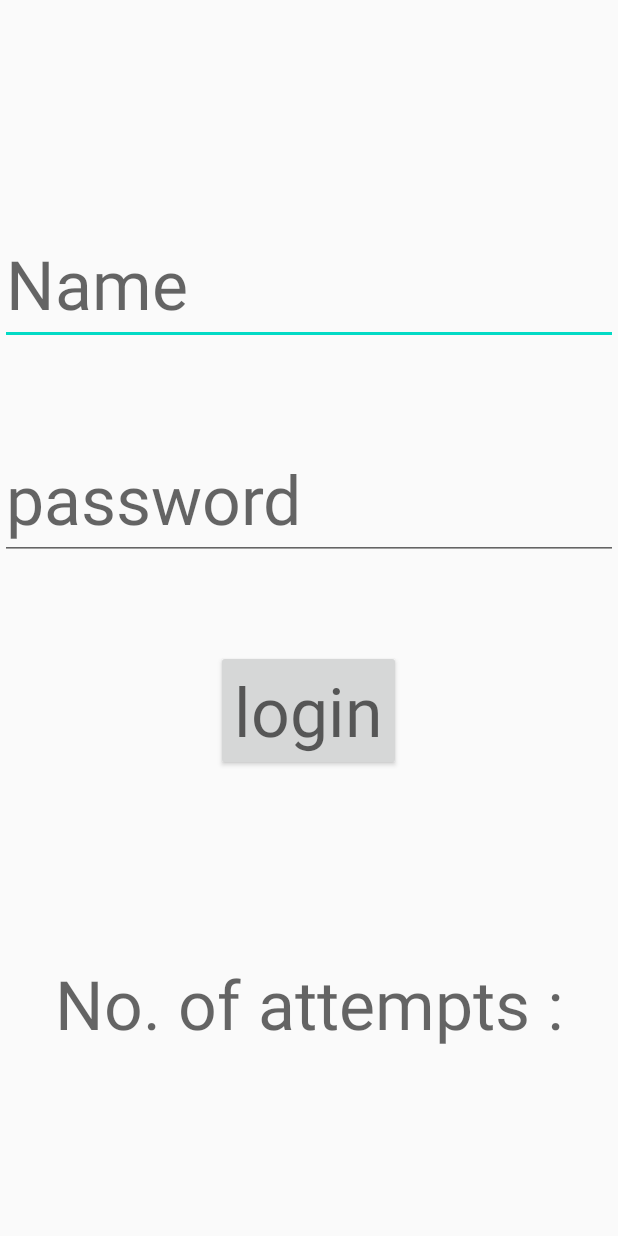
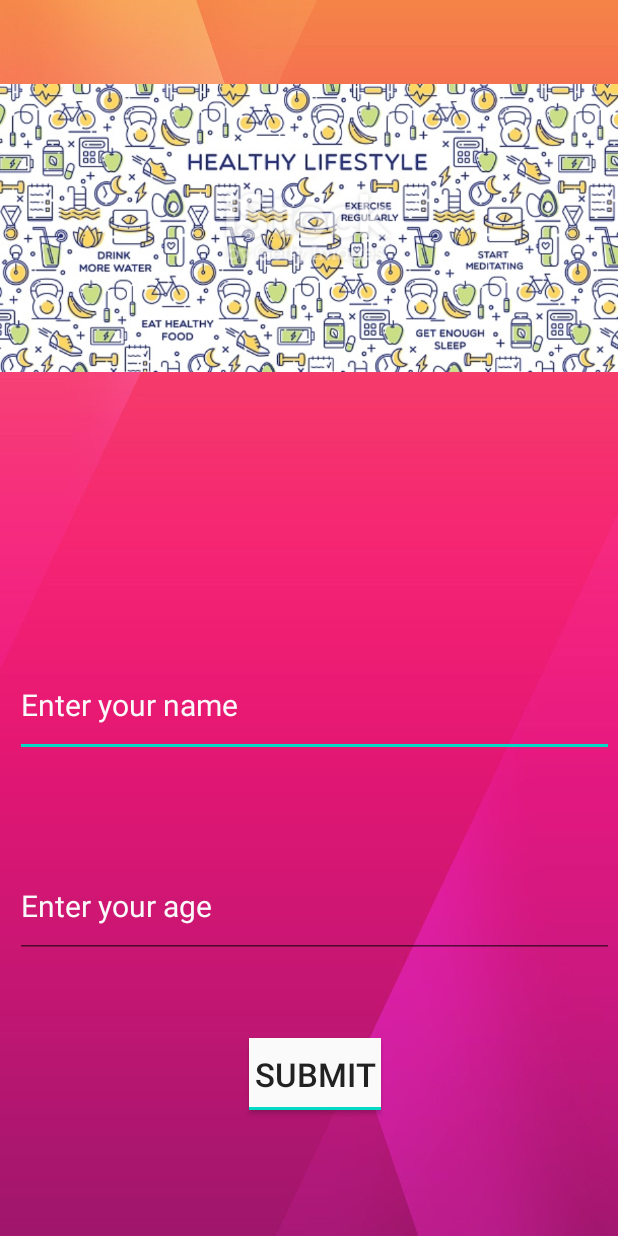
Before and after one commit to Asmita33/PIXIES_PROJECT, an Android app: the layout activity_main.xml on its own in the app's theme, with its tools: preview values and no code run, on a phone screen of 412 x 824 dp. Run offline under Robolectric (Android 15) with nearby library versions, the phone set to English and light mode, and no system bars.

Commit message:
hello_world_removed

```diff
--- a/app/src/main/java/com/example/pixies_project/MainActivity.java
+++ b/app/src/main/java/com/example/pixies_project/MainActivity.java
@@ -2,17 +2,21 @@ package com.example.pixies_project;
 
 import androidx.appcompat.app.AppCompatActivity;
 
+import android.content.Context;
 import android.content.Intent;
 import android.os.Bundle;
+import android.view.View;
 import android.widget.Button;
 import android.widget.EditText;
 import android.widget.TextView;
+import android.widget.Toast;
+
+import org.w3c.dom.Text;
 
 public class MainActivity extends AppCompatActivity {
-    private EditText name;
-    private EditText password;
-    private TextView attempts;
-    private Button login;
+    private EditText userName;
+    private EditText userAge;
+    private Button submit;
 
 
     @Override
@@ -20,23 +24,33 @@ public class MainActivity extends AppCompatActivity {
         super.onCreate(savedInstanceState);
         setContentView(R.layout.activity_main);
 
-        name = (EditText)findViewById(R.id.edtname);
-        password = (EditText)findViewById(R.id.edtpassword);
-        attempts = (TextView)findViewById(R.id.tvattempt);
-        login = (Button)findViewById(R.id.btnlogin);
+        userName = findViewById(R.id.edtname);
+        userAge = findViewById(R.id.age);
+
+        submit.setOnClickListener(new View.OnClickListener() {
+            @Override
+            public void onClick(View v) {
+                String name = userName.getText().toString();
+                String age = userAge.getText().toString();
+
+                if (name.isEmpty() || age.isEmpty())
+                    Toast.makeText(MainActivity.this, "Enter details first", Toast.LENGTH_SHORT).show();
+                // else
+                //        Intent intent = new Intent(getApplicationContext(), activity2.class);
+                //        intent.startActivity();
+
+            }
 
 
+        });
+
+
+    }
+
+}
 
 
 
     }
 
-    private void validate(String username,String password)
-    {
-        if (username == "pixies" && password=="1234")
-        {
-            Intent intent = new Intent(MainActivity.this,activity2.class);
-
-        }
-    }
 }
--- a/app/src/main/res/layout/activity_main.xml
+++ b/app/src/main/res/layout/activity_main.xml
@@ -4,58 +4,85 @@
     xmlns:tools="http://schemas.android.com/tools"
     android:layout_width="match_parent"
     android:layout_height="match_parent"
+    android:background="@drawable/pink"
     tools:context=".MainActivity">
 
     <EditText
         android:id="@+id/edtname"
+        android:layout_width="399dp"
+        android:layout_height="69dp"
+        android:layout_margin="10dp"
+        android:layout_marginLeft="10dp"
+        android:layout_marginTop="10dp"
+        android:layout_marginRight="10dp"
+        android:layout_marginBottom="10dp"
+        android:ems="10"
+        android:hint="Enter your name"
+        android:inputType="textPersonName"
+        android:textAppearance="@style/TextAppearance.AppCompat.Medium"
+        android:textColor="@android:color/background_light"
+        android:textColorHighlight="@color/colorAccent"
+        android:textColorHint="?android:attr/colorBackground"
+        android:textSize="20sp"
+        app:layout_constraintBottom_toBottomOf="parent"
+        app:layout_constraintEnd_toEndOf="parent"
+        app:layout_constraintHorizontal_bias="0.0"
+        app:layout_constraintStart_toStartOf="parent"
+        app:layout_constraintTop_toTopOf="parent"
+        app:layout_constraintVertical_bias="0.579" />
+
+    <EditText
+        android:id="@+id/age"
+        android:layout_width="399dp"
+        android:layout_height="69dp"
+        android:layout_margin="10dp"
+        android:layout_marginLeft="10dp"
+        android:layout_marginRight="10dp"
+        android:layout_marginBottom="10dp"
+        android:ems="10"
+        android:hint="Enter your age"
+        android:textAppearance="@style/TextAppearance.AppCompat.Medium"
+        android:textColor="@android:color/background_light"
+        android:textColorHighlight="@color/colorAccent"
+        android:textColorHint="?android:attr/colorBackground"
+        android:textSize="20sp"
+        app:layout_constraintBottom_toBottomOf="parent"
+        app:layout_constraintEnd_toEndOf="parent"
+        app:layout_constraintHorizontal_bias="0.0"
+        app:layout_constraintStart_toStartOf="parent"
+        app:layout_constraintTop_toTopOf="parent"
+        app:layout_constraintVertical_bias="0.761" />
+
+    <ImageView
+        android:id="@+id/imageView"
         android:layout_width="wrap_content"
         android:layout_height="wrap_content"
-        android:ems="10"
-        android:hint="Name"
-        android:inputType="textPersonName"
-        android:textAppearance="@style/TextAppearance.AppCompat.Display2"
+        android:layout_marginTop="10dp"
+        android:layout_marginBottom="37dp"
+        app:layout_constraintBottom_toTopOf="@+id/edtname"
+        app:layout_constraintEnd_toEndOf="parent"
+        app:layout_constraintHorizontal_bias="1.0"
+        app:layout_constraintStart_toStartOf="parent"
+        app:layout_constraintTop_toTopOf="parent"
+        app:layout_constraintVertical_bias="0.0"
+        app:srcCompat="@drawable/health" />
+
+    <Button
+        android:id="@+id/submitButton"
+        android:layout_width="wrap_content"
+        android:layout_height="wrap_content"
+        android:layout_marginStart="165dp"
+        android:layout_marginLeft="165dp"
+        android:layout_marginTop="27dp"
+        android:layout_marginEnd="158dp"
+        android:layout_marginRight="158dp"
+        android:layout_marginBottom="58dp"
+        android:background="?attr/actionModeBackground"
+        android:text="SUBMIT"
+        android:textSize="22sp"
         app:layout_constraintBottom_toBottomOf="parent"
         app:layout_constraintEnd_toEndOf="parent"
         app:layout_constraintStart_toStartOf="parent"
-        app:layout_constraintTop_toTopOf="parent"
-        app:layout_constraintVertical_bias="0.19999999" />
+        app:layout_constraintTop_toBottomOf="@+id/age" />
 
-    <EditText
-        android:id="@+id/edtpassword"
-        android:layout_width="wrap_content"
-        android:layout_height="wrap_content"
-        android:ems="10"
-        android:hint="password"
-        android:inputType="textPassword"
-        android:textAppearance="@style/TextAppearance.AppCompat.Display2"
-        app:layout_constraintBottom_toBottomOf="parent"
-        app:layout_constraintEnd_toEndOf="parent"
-        app:layout_constraintHorizontal_bias="0.504"
-        app:layout_constraintStart_toStartOf="parent"
-        app:layout_constraintTop_toBottomOf="@+id/edtname"
-        app:layout_constraintVertical_bias="0.121" />
-
-    <Button
-        android:id="@+id/btnlogin"
-        android:layout_width="wrap_content"
-        android:layout_height="wrap_content"
-        android:text="login"
-        android:textAppearance="@style/TextAppearance.AppCompat.Display2"
-        app:layout_constraintBottom_toBottomOf="parent"
-        app:layout_constraintEnd_toEndOf="parent"
-        app:layout_constraintHorizontal_bias="0.498"
-        app:layout_constraintStart_toStartOf="parent"
-        app:layout_constraintTop_toBottomOf="@+id/edtpassword"
-        app:layout_constraintVertical_bias="0.163" />
-
-    <TextView
-        android:id="@+id/tvattempt"
-        android:layout_width="wrap_content"
-        android:layout_height="wrap_content"
-        android:text="No. of attempts :"
-        android:textAppearance="@style/TextAppearance.AppCompat.Display2"
-        app:layout_constraintBottom_toBottomOf="parent"
-        app:layout_constraintEnd_toEndOf="parent"
-        app:layout_constraintStart_toStartOf="parent"
-        app:layout_constraintTop_toBottomOf="@+id/btnlogin" />
 </androidx.constraintlayout.widget.ConstraintLayout>
```
Also changed, not shown: app/src/main/res/drawable/health.jpg (added), app/src/main/res/drawable/pink.jpg (added).
